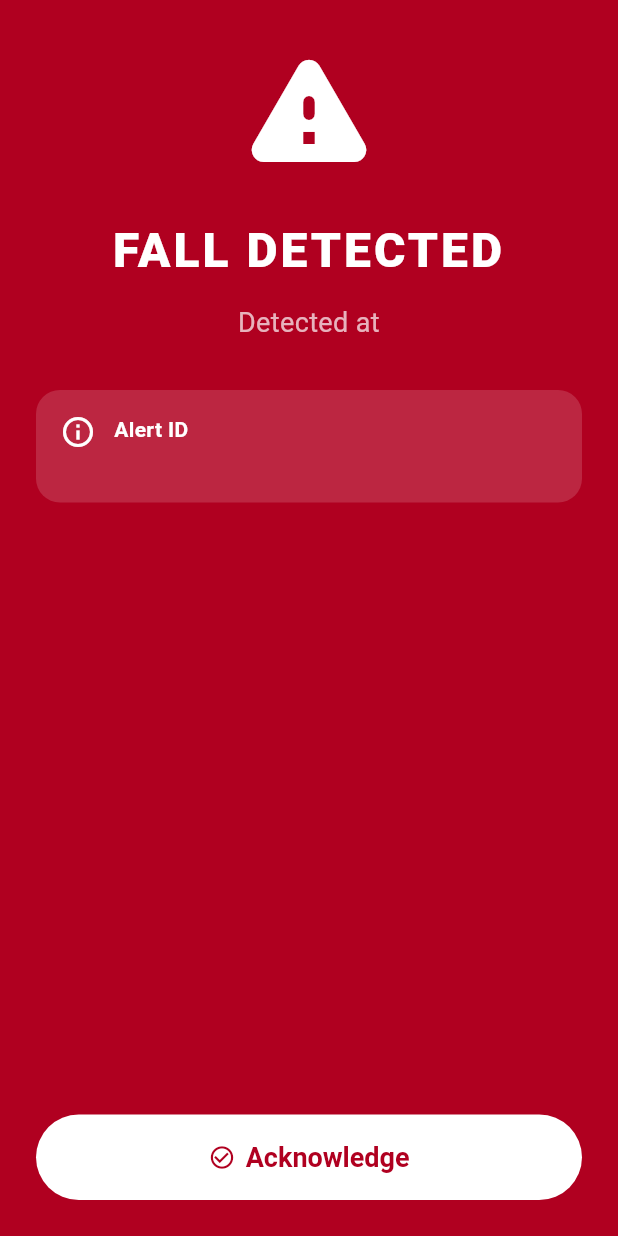
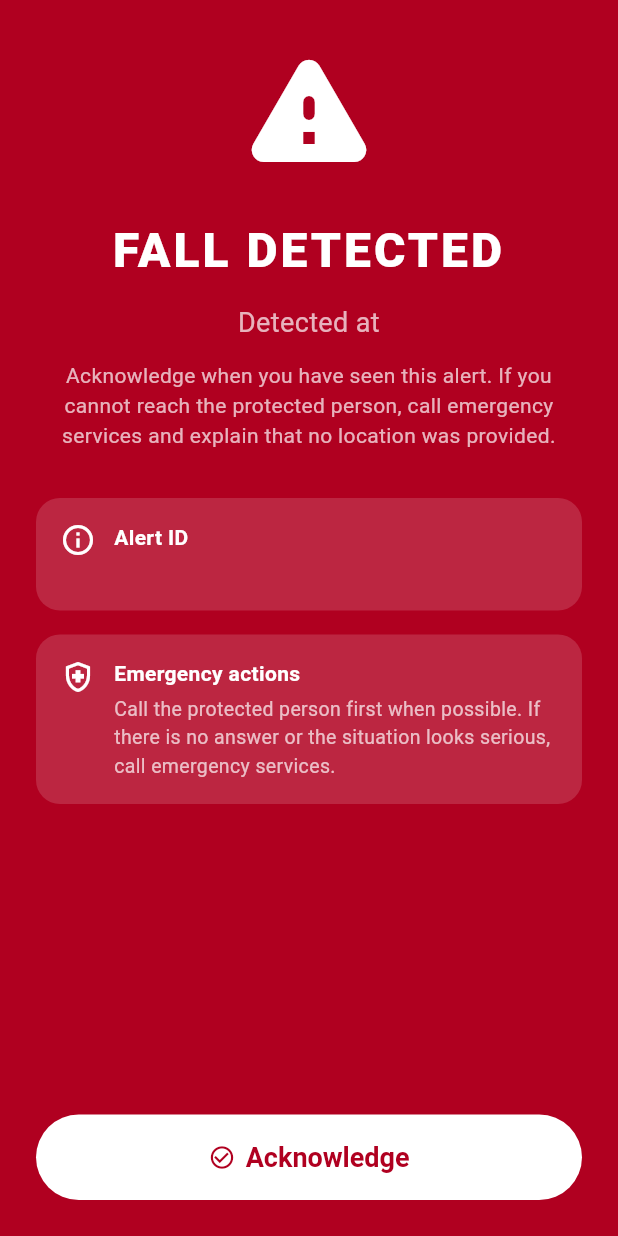
Before and after one commit to thlaure/Fall-Guardian, a Flutter app: the ActiveAlertScreen screen opened directly with empty values, on a phone screen of 412 x 824 dp. Run offline on Flutter 3.47's test engine with Material 3 defaults, Android fonts, the phone set to English and light mode, and no system bars; our stand-ins replace firebase_core, firebase_messaging, flutter_secure_storage, shared_preferences; accounts and stored records are empty.

Commit message:
[codex] Improve caregiver alert UX (#17)
* Improve caregiver alert UX

* Handle caregiver alerts without location

---------

Co-authored-by: Thomas Laure <thomas.laure@enovacom.com>

```diff
--- a/lib/l10n/app_localizations.dart
+++ b/lib/l10n/app_localizations.dart
@@ -42,6 +42,10 @@ abstract class AppLocalizations {
   String get locationTitle;
   String get alertIdTitle;
   String get acknowledge;
+  String get activeAlertGuidanceWithLocation;
+  String get activeAlertGuidanceWithoutLocation;
+  String get activeAlertEmergencyTitle;
+  String get activeAlertEmergencyBody;
 
   // ── Link ──────────────────────────────────────────────────────────────────
   String get linkScreenTitle;
@@ -53,6 +57,19 @@ abstract class AppLocalizations {
   String inviteFailed(int code);
   String get connectionError;
   String get linkAsCaregiverButton;
+
+  // ── History ───────────────────────────────────────────────────────────────
+  String get historyTitle;
+  String get historyLoadFailed;
+  String get retry;
+  String get historyEmpty;
+  String protectedPersonLabel(int number);
+  String protectedPersonSubtitle(String platform, String shortId);
+  String alertCountLabel(int count);
+  String get statusStoppedByProtectedPerson;
+  String get statusAcknowledged;
+  String get statusUnacknowledged;
+  String get unknownDate;
 }
 
 class _AppLocalizationsDelegate
--- a/lib/l10n/app_localizations_en.dart
+++ b/lib/l10n/app_localizations_en.dart
@@ -57,6 +57,17 @@ class AppLocalizationsEn extends AppLocalizations {
   String get alertIdTitle => 'Alert ID';
   @override
   String get acknowledge => 'Acknowledge';
+  @override
+  String get activeAlertGuidanceWithLocation =>
+      'Acknowledge when you have seen this alert. If you cannot reach the protected person, use the location below and call emergency services.';
+  @override
+  String get activeAlertGuidanceWithoutLocation =>
+      'Acknowledge when you have seen this alert. If you cannot reach the protected person, call emergency services and explain that no location was provided.';
+  @override
+  String get activeAlertEmergencyTitle => 'Emergency actions';
+  @override
+  String get activeAlertEmergencyBody =>
+      'Call the protected person first when possible. If there is no answer or the situation looks serious, call emergency services.';
 
   // ── Link ──────────────────────────────────────────────────────────────────
   @override
@@ -75,7 +86,33 @@ class AppLocalizationsEn extends AppLocalizations {
   @override
   String inviteFailed(int code) => 'Failed to accept invite ($code).';
   @override
-  String get connectionError => 'Connection error. Check the backend.';
+  String get connectionError =>
+      'Connection error. Check your network and that the backend is reachable.';
   @override
   String get linkAsCaregiverButton => 'Add as Caregiver';
+
+  // ── History ───────────────────────────────────────────────────────────────
+  @override
+  String get historyTitle => 'Fall History';
+  @override
+  String get historyLoadFailed => 'Failed to load history';
+  @override
+  String get retry => 'Retry';
+  @override
+  String get historyEmpty => 'No fall alerts yet';
+  @override
+  String protectedPersonLabel(int number) => 'Protected person $number';
+  @override
+  String protectedPersonSubtitle(String platform, String shortId) =>
+      '${platform.toUpperCase()} device $shortId';
+  @override
+  String alertCountLabel(int count) => count == 1 ? '1 alert' : '$count alerts';
+  @override
+  String get statusStoppedByProtectedPerson => 'Cancelled by protected person';
+  @override
+  String get statusAcknowledged => 'Acknowledged by caregiver';
+  @override
+  String get statusUnacknowledged => 'Needs caregiver acknowledgement';
+  @override
+  String get unknownDate => 'Unknown date';
 }
--- a/lib/l10n/app_localizations_fr.dart
+++ b/lib/l10n/app_localizations_fr.dart
@@ -56,6 +56,17 @@ class AppLocalizationsFr extends AppLocalizations {
   String get alertIdTitle => 'ID alerte';
   @override
   String get acknowledge => 'Acquitter';
+  @override
+  String get activeAlertGuidanceWithLocation =>
+      'Acquittez quand vous avez vu cette alerte. Si vous n’arrivez pas à joindre la personne protégée, utilisez la position ci-dessous et appelez les secours.';
+  @override
+  String get activeAlertGuidanceWithoutLocation =>
+      'Acquittez quand vous avez vu cette alerte. Si vous n’arrivez pas à joindre la personne protégée, appelez les secours et indiquez qu’aucune position n’a été fournie.';
+  @override
+  String get activeAlertEmergencyTitle => 'Actions d’urgence';
+  @override
+  String get activeAlertEmergencyBody =>
+      'Appelez d’abord la personne protégée si possible. Sans réponse ou si la situation semble grave, appelez les secours.';
 
   // ── Link ──────────────────────────────────────────────────────────────────
   @override
@@ -75,7 +86,35 @@ class AppLocalizationsFr extends AppLocalizations {
   @override
   String inviteFailed(int code) => 'Échec de l\'invitation ($code).';
   @override
-  String get connectionError => 'Erreur de connexion. Vérifiez le backend.';
+  String get connectionError =>
+      'Erreur de connexion. Vérifiez le réseau et que le backend est joignable.';
   @override
   String get linkAsCaregiverButton => 'Ajouter en tant qu\'aidant';
+
+  // ── History ───────────────────────────────────────────────────────────────
+  @override
+  String get historyTitle => 'Historique des chutes';
+  @override
+  String get historyLoadFailed => 'Impossible de charger l’historique';
+  @override
+  String get retry => 'Réessayer';
+  @override
+  String get historyEmpty => 'Aucune alerte de chute';
+  @override
+  String protectedPersonLabel(int number) => 'Personne protégée $number';
+  @override
+  String protectedPersonSubtitle(String platform, String shortId) =>
+      'Appareil ${platform.toUpperCase()} $shortId';
+  @override
+  String alertCountLabel(int count) =>
+      count == 1 ? '1 alerte' : '$count alertes';
+  @override
+  String get statusStoppedByProtectedPerson =>
+      'Annulée par la personne protégée';
+  @override
+  String get statusAcknowledged => 'Acquittée par un aidant';
+  @override
+  String get statusUnacknowledged => 'À acquitter par un aidant';
+  @override
+  String get unknownDate => 'Date inconnue';
 }
--- a/lib/screens/active_alert_screen.dart
+++ b/lib/screens/active_alert_screen.dart
@@ -75,10 +75,18 @@ class _ActiveAlertScreenState extends State<ActiveAlertScreen> {
         child: Padding(
           padding: const EdgeInsets.all(24),
           child: Column(
-            mainAxisAlignment: MainAxisAlignment.center,
             crossAxisAlignment: CrossAxisAlignment.stretch,
             children: [
-              const Icon(Icons.warning_rounded, color: Colors.white, size: 96),
+              Expanded(
+                child: SingleChildScrollView(
+                  child: Column(
+                    crossAxisAlignment: CrossAxisAlignment.stretch,
+                    children: [
+                      const Icon(
+                        Icons.warning_rounded,
+                        color: Colors.white,
+                        size: 96,
+                      ),
                       const SizedBox(height: 24),
                       Text(
                         l10n.fallDetectedTitle,
@@ -94,7 +102,21 @@ class _ActiveAlertScreenState extends State<ActiveAlertScreen> {
                       Text(
                         l10n.detectedAt(_formattedTime),
                         textAlign: TextAlign.center,
-                style: const TextStyle(color: Colors.white70, fontSize: 18),
+                        style: const TextStyle(
+                          color: Colors.white70,
+                          fontSize: 18,
+                        ),
+                      ),
+                      const SizedBox(height: 12),
+                      Text(
+                        _hasLocation
+                            ? l10n.activeAlertGuidanceWithLocation
+                            : l10n.activeAlertGuidanceWithoutLocation,
+                        textAlign: TextAlign.center,
+                        style: const TextStyle(
+                          color: Colors.white70,
+                          fontSize: 14,
+                        ),
                       ),
                       const SizedBox(height: 32),
                       if (_hasLocation) ...[
@@ -110,7 +132,17 @@ class _ActiveAlertScreenState extends State<ActiveAlertScreen> {
                         title: l10n.alertIdTitle,
                         body: _alertId,
                       ),
-              const Spacer(),
+                      const SizedBox(height: 16),
+                      _InfoCard(
+                        icon: Icons.health_and_safety_outlined,
+                        title: l10n.activeAlertEmergencyTitle,
+                        body: l10n.activeAlertEmergencyBody,
+                      ),
+                    ],
+                  ),
+                ),
+              ),
+              const SizedBox(height: 16),
               FilledButton.icon(
                 onPressed: _acknowledging ? null : _acknowledge,
                 icon: _acknowledging
```
Also changed, not shown: lib/screens/alert_history_screen.dart (+45 -24 lines), 1 other file. Lines whose indentation alone changed are shown as unchanged.
